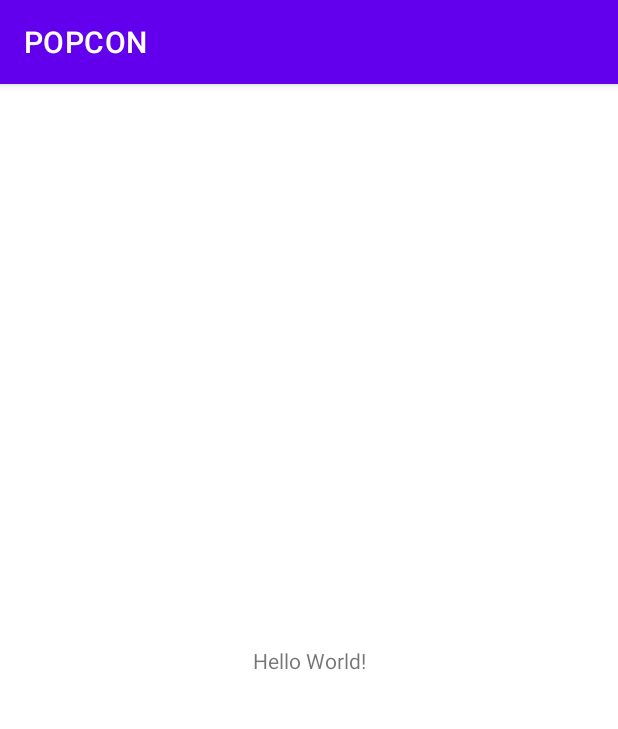
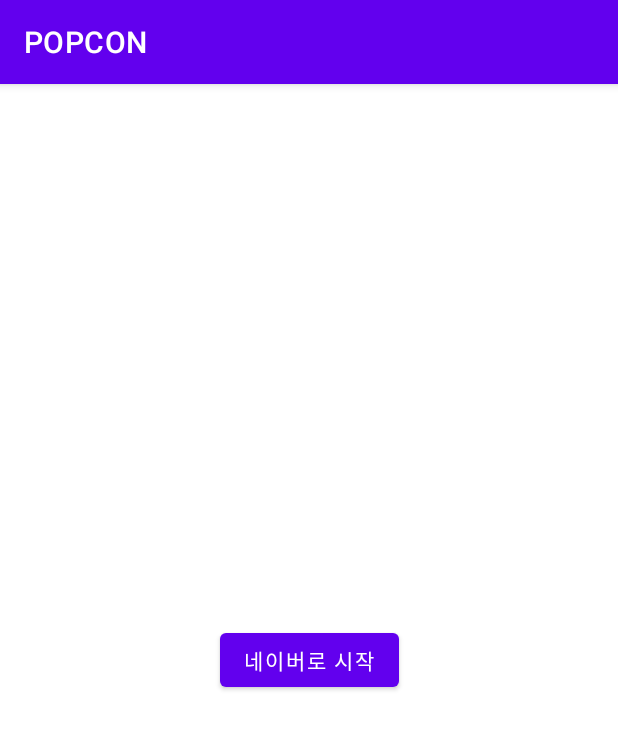
Before and after one commit to bo-gyeong/POPCON, an Android app: the screen it shows after launch (MainActivity), on a phone screen of 412 x 824 dp. Shown: the top 729 px of the screen. Run offline under Robolectric (Android 15) with nearby library versions, the phone set to English and light mode, and no system bars; our stand-ins replace navigation-ui; libraries missing offline, so code that uses them is left out: com.navercorp.nid.

Commit message:
@unme97 naverlogin

```diff
--- a/android/POPCON/app/src/main/AndroidManifest.xml
+++ b/android/POPCON/app/src/main/AndroidManifest.xml
@@ -15,7 +15,9 @@
         android:theme="@style/Theme.POPCON"
         tools:targetApi="31">
         <activity
-            android:name=".MainActivity"
+            android:name=".ui.common.MainActivity"
+            android:launchMode="singleTask"
+            android:windowSoftInputMode="adjustPan|adjustUnspecified"
             android:exported="true">
             <intent-filter>
                 <action android:name="android.intent.action.MAIN" />
--- a/android/POPCON/app/src/main/java/com/example/popcon/MainActivity.kt
+++ /dev/null
@@ -1,11 +0,0 @@
-package com.example.popcon
-
-import androidx.appcompat.app.AppCompatActivity
-import android.os.Bundle
-
-class MainActivity : AppCompatActivity() {
-    override fun onCreate(savedInstanceState: Bundle?) {
-        super.onCreate(savedInstanceState)
-        setContentView(R.layout.activity_main)
-    }
-}
--- /dev/null
+++ b/android/POPCON/app/src/main/java/com/ssafy/popcon/ui/NaverLoginFragment.kt
@@ -0,0 +1,91 @@
+package com.ssafy.popcon.ui
+
+import android.os.Bundle
+import android.util.Log
+import android.view.LayoutInflater
+import android.view.View
+import android.view.ViewGroup
+import androidx.fragment.app.Fragment
+import com.navercorp.nid.NaverIdLoginSDK
+import com.navercorp.nid.oauth.NidOAuthLogin
+import com.navercorp.nid.oauth.OAuthLoginCallback
+import com.navercorp.nid.profile.NidProfileCallback
+import com.navercorp.nid.profile.data.NidProfileResponse
+import com.ssafy.popcon.BuildConfig
+import com.ssafy.popcon.ui.common.MainActivity
+import com.ssafy.popcon.databinding.FragmentLoginBinding
+
+class NaverLoginFragment : Fragment() {
+    private lateinit var binding: FragmentLoginBinding
+    private var email: String = ""
+
+    override fun onCreateView(
+        inflater: LayoutInflater,
+        container: ViewGroup?,
+        savedInstanceState: Bundle?
+    ): View? {
+        binding = FragmentLoginBinding.inflate(inflater, container, false)
+        return binding.root
+    }
+
+    override fun onResume() {
+        super.onResume()
+        val mainActivity = activity as MainActivity
+        mainActivity.hideBottomNav(true)
+    }
+
+    override fun onViewCreated(view: View, savedInstanceState: Bundle?) {
+        super.onViewCreated(view, savedInstanceState)
+
+        Log.d("TAG", "onViewCreated: ")
+        binding.run {
+            binding.btnNaverLogin.setOnClickListener {
+                val oAuthLoginCallback = object : OAuthLoginCallback {
+                    override fun onSuccess() {
+                        // 네이버 로그인 API 호출 성공 시 유저 정보를 가져온다
+                        NidOAuthLogin().callProfileApi(object :
+                            NidProfileCallback<NidProfileResponse> {
+                            override fun onSuccess(result: NidProfileResponse) {
+                                email = result.profile?.email.toString()
+                                Log.e("TAG", "네이버 로그인한 유저 정보 - 이메일 : $email")
+                            }
+
+                            override fun onError(errorCode: Int, message: String) {
+                                //
+                            }
+
+                            override fun onFailure(httpStatus: Int, message: String) {
+                                //
+                            }
+                        })
+                    }
+
+                    override fun onError(errorCode: Int, message: String) {
+                        val naverAccessToken = NaverIdLoginSDK.getAccessToken()
+                        Log.e("TAG", "naverAccessToken : $naverAccessToken")
+                    }
+
+                    override fun onFailure(httpStatus: Int, message: String) {
+                        //
+                    }
+                }
+
+                NaverIdLoginSDK.initialize(
+                    requireContext(),
+                    BuildConfig.naverClientID,
+                    BuildConfig.naverClientSecret,
+                    "POPCON"
+                )
+
+                NaverIdLoginSDK.authenticate(requireContext(), oAuthLoginCallback)
+            }
+        }
+    }
+
+    override fun onDestroy() {
+        super.onDestroy()
+
+        val mainActivity = activity as MainActivity
+        mainActivity.hideBottomNav(false)
+    }
+}
--- /dev/null
+++ b/android/POPCON/app/src/main/java/com/ssafy/popcon/ui/common/MainActivity.kt
@@ -0,0 +1,38 @@
+package com.ssafy.popcon.ui.common
+
+import androidx.appcompat.app.AppCompatActivity
+import android.os.Bundle
+import android.view.View
+import androidx.navigation.fragment.NavHostFragment
+import androidx.navigation.ui.NavigationUI
+import com.google.android.material.bottomnavigation.BottomNavigationView
+import com.ssafy.popcon.R
+import com.ssafy.popcon.databinding.ActivityMainBinding
+
+class MainActivity : AppCompatActivity() {
+    private lateinit var binding: ActivityMainBinding
+
+    override fun onCreate(savedInstanceState: Bundle?) {
+        super.onCreate(savedInstanceState)
+
+        binding = ActivityMainBinding.inflate(layoutInflater)
+        setContentView(binding.root)
+
+        val navHosFragment =
+            supportFragmentManager.findFragmentById(R.id.frame_layout_main) as NavHostFragment
+        val navController = navHosFragment.navController
+
+        NavigationUI.setupWithNavController(binding.tabLayoutBottomNavigation, navController)
+        binding.tabLayoutBottomNavigation.setOnNavigationItemReselectedListener { item ->
+            // 재선택시 다시 랜더링 하지 않기 위해 수정
+            if (binding.tabLayoutBottomNavigation.selectedItemId != item.itemId) {
+                binding.tabLayoutBottomNavigation.selectedItemId = item.itemId
+            }
+        }
+    }
+
+    fun hideBottomNav(state: Boolean) {
+        if (state) binding.tabLayoutBottomNavigation.visibility = View.GONE
+        else binding.tabLayoutBottomNavigation.visibility = View.VISIBLE
+    }
+}
--- /dev/null
+++ b/android/POPCON/app/src/main/res/drawable/ic_baseline_add_circle_24.xml
@@ -0,0 +1,5 @@
+<vector android:height="24dp" android:tint="#000000"
+    android:viewportHeight="24" android:viewportWidth="24"
+    android:width="24dp" xmlns:android="http://schemas.android.com/apk/res/android">
+    <path android:fillColor="@android:color/white" android:pathData="M12,2C6.48,2 2,6.48 2,12s4.48,10 10,10 10,-4.48 10,-10S17.52,2 12,2zM17,13h-4v4h-2v-4L7,13v-2h4L11,7h2v4h4v2z"/>
+</vector>
--- /dev/null
+++ b/android/POPCON/app/src/main/res/drawable/ic_baseline_home_24.xml
@@ -0,0 +1,5 @@
+<vector android:height="24dp" android:tint="#000000"
+    android:viewportHeight="24" android:viewportWidth="24"
+    android:width="24dp" xmlns:android="http://schemas.android.com/apk/res/android">
+    <path android:fillColor="@android:color/white" android:pathData="M10,20v-6h4v6h5v-8h3L12,3 2,12h3v8z"/>
+</vector>
--- /dev/null
+++ b/android/POPCON/app/src/main/res/drawable/ic_baseline_map_24.xml
@@ -0,0 +1,5 @@
+<vector android:height="24dp" android:tint="#000000"
+    android:viewportHeight="24" android:viewportWidth="24"
+    android:width="24dp" xmlns:android="http://schemas.android.com/apk/res/android">
+    <path android:fillColor="@android:color/white" android:pathData="M20.5,3l-0.16,0.03L15,5.1 9,3 3.36,4.9c-0.21,0.07 -0.36,0.25 -0.36,0.48V20.5c0,0.28 0.22,0.5 0.5,0.5l0.16,-0.03L9,18.9l6,2.1 5.64,-1.9c0.21,-0.07 0.36,-0.25 0.36,-0.48V3.5c0,-0.28 -0.22,-0.5 -0.5,-0.5zM15,19l-6,-2.11V5l6,2.11V19z"/>
+</vector>
--- a/android/POPCON/app/src/main/res/layout/activity_main.xml
+++ b/android/POPCON/app/src/main/res/layout/activity_main.xml
@@ -4,15 +4,23 @@
     xmlns:tools="http://schemas.android.com/tools"
     android:layout_width="match_parent"
     android:layout_height="match_parent"
-    tools:context=".MainActivity">
+    tools:context=".ui.common.MainActivity">
 
-    <TextView
-        android:layout_width="wrap_content"
+    <androidx.fragment.app.FragmentContainerView
+        android:id="@+id/frame_layout_main"
+        android:name="androidx.navigation.fragment.NavHostFragment"
+        android:layout_width="match_parent"
+        android:layout_height="match_parent"
+        android:layout_above="@id/tab_layout_bottom_navigation"
+        app:defaultNavHost="true"
+        app:navGraph="@navigation/main_navigation" />
+
+    <!--    Material Design + Style 지정 완료   -->
+    <com.google.android.material.bottomnavigation.BottomNavigationView
+        android:id="@+id/tab_layout_bottom_navigation"
+        android:layout_width="match_parent"
         android:layout_height="wrap_content"
-        android:text="Hello World!"
         app:layout_constraintBottom_toBottomOf="parent"
-        app:layout_constraintEnd_toEndOf="parent"
-        app:layout_constraintStart_toStartOf="parent"
-        app:layout_constraintTop_toTopOf="parent" />
+        app:menu="@menu/bottom_nav" />
 
 </androidx.constraintlayout.widget.ConstraintLayout>
--- /dev/null
+++ b/android/POPCON/app/src/main/res/layout/fragment_login.xml
@@ -0,0 +1,18 @@
+<?xml version="1.0" encoding="utf-8"?>
+<androidx.constraintlayout.widget.ConstraintLayout xmlns:android="http://schemas.android.com/apk/res/android"
+    xmlns:app="http://schemas.android.com/apk/res-auto"
+    xmlns:tools="http://schemas.android.com/tools"
+    android:layout_width="match_parent"
+    android:layout_height="match_parent">
+
+    <Button
+        android:id="@+id/btn_naver_login"
+        android:layout_width="wrap_content"
+        android:layout_height="wrap_content"
+        android:text="네이버로 시작"
+        app:layout_constraintBottom_toBottomOf="parent"
+        app:layout_constraintEnd_toEndOf="parent"
+        app:layout_constraintStart_toStartOf="parent"
+        app:layout_constraintTop_toTopOf="parent" />
+
+</androidx.constraintlayout.widget.ConstraintLayout>
--- /dev/null
+++ b/android/POPCON/app/src/main/res/menu/bottom_nav.xml
@@ -0,0 +1,18 @@
+<?xml version="1.0" encoding="utf-8"?>
+<menu xmlns:android="http://schemas.android.com/apk/res/android">
+    <item
+        android:id="@+id/homeFragment"
+        android:enabled="true"
+        android:title="Home"
+        android:icon="@drawable/ic_baseline_home_24"/>
+    <item
+        android:id="@+id/addFragment"
+        android:enabled="true"
+        android:title="Add"
+        android:icon="@drawable/ic_baseline_add_circle_24"/>
+    <item
+        android:id="@+id/mapFragment"
+        android:enabled="true"
+        android:title="Map"
+        android:icon="@drawable/ic_baseline_map_24"/>
+</menu>
--- /dev/null
+++ b/android/POPCON/app/src/main/res/navigation/main_navigation.xml
@@ -0,0 +1,29 @@
+<?xml version="1.0" encoding="utf-8"?>
+<navigation xmlns:android="http://schemas.android.com/apk/res/android"
+    xmlns:app="http://schemas.android.com/apk/res-auto"
+    xmlns:tools="http://schemas.android.com/tools"
+    android:id="@+id/main_navigation"
+    app:startDestination="@id/naverLoginFragment">
+
+    <fragment
+        android:id="@+id/naverLoginFragment"
+        android:name="com.ssafy.popcon.ui.NaverLoginFragment"
+        android:label="NaverLoginFragment"
+        tools:layout="@layout/fragment_login">
+        <action
+            android:id="@+id/action_naverLoginFragment_to_homeFragment"
+            app:destination="@id/homeFragment" />
+    </fragment>
+    <fragment
+        android:id="@+id/addFragment"
+        android:name="com.ssafy.popcon.ui.AddFragment"
+        android:label="AddFragment" />
+    <fragment
+        android:id="@+id/homeFragment"
+        android:name="com.ssafy.popcon.ui.HomeFragment"
+        android:label="HomeFragment" />
+    <fragment
+        android:id="@+id/mapFragment"
+        android:name="com.ssafy.popcon.ui.MapFragment"
+        android:label="MapFragment" />
+</navigation>
```
Also changed, not shown: android/POPCON/app/build.gradle (+9 -3 lines), android/POPCON/app/src/main/java/com/ssafy/popcon/ui/AddFragment.kt (added, +21 -0 lines), android/POPCON/app/src/main/java/com/ssafy/popcon/ui/HomeFragment.kt (added, +21 -0 lines), android/POPCON/app/src/main/java/com/ssafy/popcon/ui/MapFragment.kt (added, +21 -0 lines), android/POPCON/app/src/main/res/layout/fragment_add.xml (added, +15 -0 lines), android/POPCON/app/src/main/res/layout/fragment_home.xml (added, +15 -0 lines), android/POPCON/app/src/main/res/layout/fragment_map.xml (added, +15 -0 lines), 4 other files.
